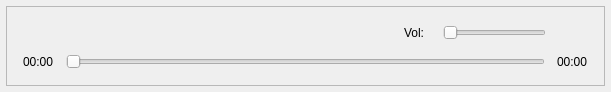
Qt form src/videocontrols.ui (futuregainz/iPlayMovie) before a commit.
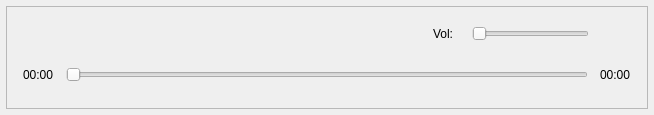
The same form after that commit.

Patch:
```diff
--- a/src/videocontrols.ui
+++ b/src/videocontrols.ui
@@ -9,8 +9,8 @@
    <rect>
     <x>0</x>
     <y>0</y>
-    <width>611</width>
-    <height>92</height>
+    <width>654</width>
+    <height>115</height>
    </rect>
   </property>
   <property name="sizePolicy">
@@ -22,13 +22,13 @@
   <property name="minimumSize">
    <size>
     <width>0</width>
-    <height>92</height>
+    <height>96</height>
    </size>
   </property>
   <property name="maximumSize">
    <size>
     <width>16777215</width>
-    <height>92</height>
+    <height>115</height>
    </size>
   </property>
   <property name="mouseTracking">
```
